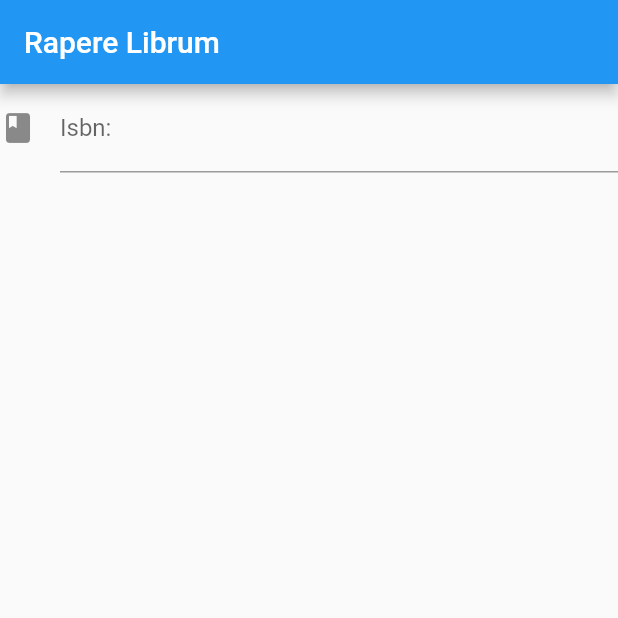
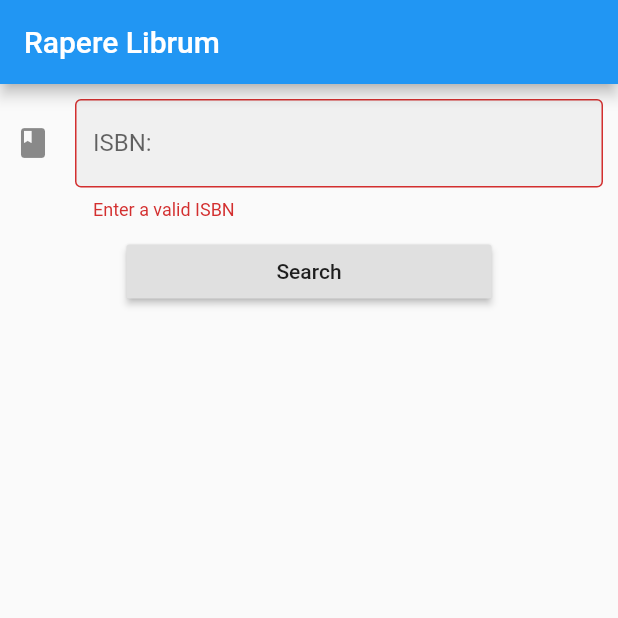
Before and after one commit to nate601/rapere-librum-frontend, a Flutter app: the screen it shows after launch, on a phone screen of 412 x 824 dp, the top half of it. Run offline on Flutter 3.47's test engine with Material 2 defaults, Android fonts, the phone set to English and light mode, and no system bars.

Commit message:
Add IsbnForm Template

```diff
--- a/lib/main.dart
+++ b/lib/main.dart
@@ -28,29 +28,63 @@ class RootPage extends StatelessWidget {
           "Rapere Librum",
         ),
       ),
-      body: Column(
+      body: Container(
+        child: IsbnForm(),
+      ),
+    );
+  }
+}
+
+class IsbnForm extends StatefulWidget {
+  const IsbnForm({
+    Key key,
+  }) : super(key: key);
+
+  @override
+  _IsbnFormState createState() => _IsbnFormState();
+}
+
+class _IsbnFormState extends State<IsbnForm> {
+  final _formKey = GlobalKey<FormState>();
+
+  @override
+  Widget build(BuildContext context) {
+    return Form(
+      key: _formKey,
+      child: Column(
         children: <Widget>[
-          Container(
-            child: Column(
-              children: <Widget>[
-                TextFormField(
-                  decoration: InputDecoration(
-                      labelText: "Isbn:",
-                      hintText: "Isbn 10/13",
-                      icon: Icon(Icons.book)),
-                  validator: (String value) {
-                    if (value.length != 10 || value.length != 13)
-                      return "Isbn must be a valid Isbn 10 or Isbn 13";
-                    else
-                      return null;
-                  },
-                  keyboardType: TextInputType.number,
-                ),
-              ],
+          Padding(
+            padding: const EdgeInsets.all(10.0),
+            child: TextFormField(
+              decoration: InputDecoration(
+                labelText: "ISBN:",
+                filled: true,
+                border: OutlineInputBorder(),
+                icon: Icon(Icons.book),
+              ),
+              keyboardType: TextInputType.number,
+              validator: (String value) =>
+                  value.length == 10 || value.length == 13
+                      ? null
+                      : "Enter a valid ISBN",
+              autovalidate: true,
             ),
           ),
+          RaisedButton(
+            child: Text("Search"),
+            onPressed: isbnFormSubmit,
+            padding: EdgeInsets.symmetric(horizontal: 100),
+          )
         ],
       ),
     );
   }
+
+  void isbnFormSubmit() {
+    if (_formKey.currentState.validate()) {
+      print("Isbn");
+    } else {
+      print("Invalid Isbn");
+    }
+  }
 }
```
